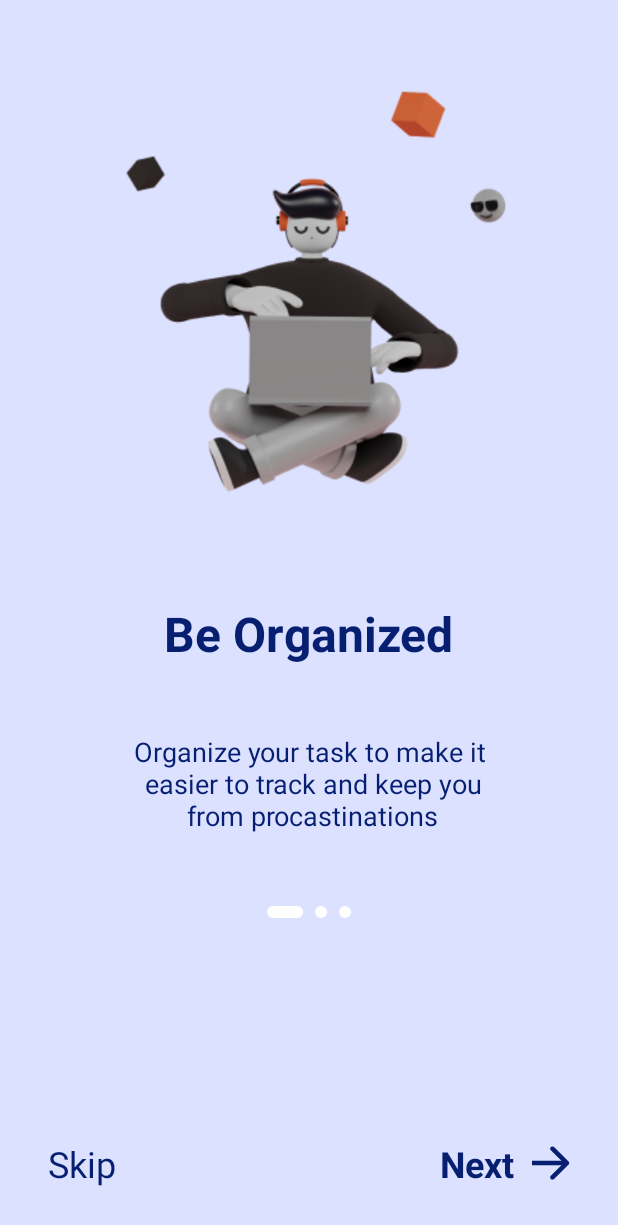
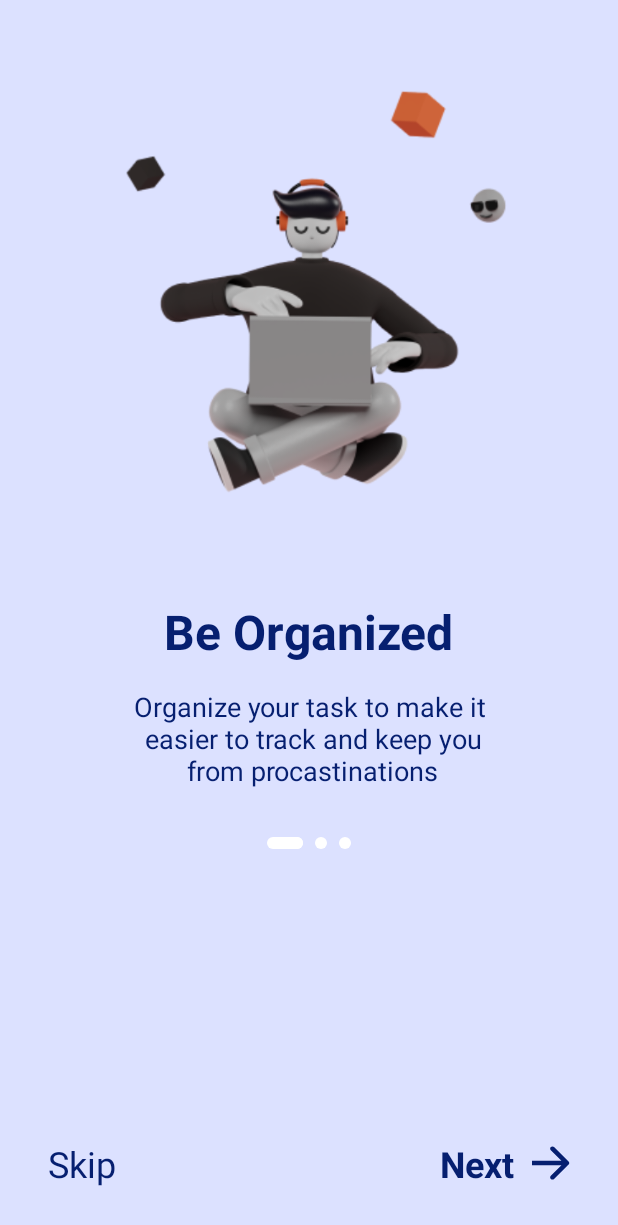
Before and after one commit to galihif/TaskMaster, an Android app: the screen it shows after launch (Intro1Activity), on a phone screen of 412 x 824 dp. Shown: the top 1225 px of the screen. Run offline under Robolectric (Android 15) with nearby library versions, the phone set to English and light mode, and no system bars; our stand-ins replace Firebase (no records; nobody signed in at launch, a user with empty details on screens opened directly); libraries missing offline, so code that uses them is left out: maes.tech.intentanim.

Commit message:
adjust intro constraint

```diff
--- a/app/src/main/res/layout/activity_intro1.xml
+++ b/app/src/main/res/layout/activity_intro1.xml
@@ -18,14 +18,14 @@
         app:layout_constraintTop_toTopOf="parent" />
 
     <TextView
+        android:id="@+id/textView5"
         android:layout_width="wrap_content"
         android:layout_height="wrap_content"
-        android:layout_marginBottom="12dp"
+        android:layout_marginTop="32dp"
         android:text="@string/intro1_title"
         android:textColor="@color/blue_500"
         android:textSize="32sp"
         android:textStyle="bold"
-        app:layout_constraintBottom_toTopOf="@+id/textView3"
         app:layout_constraintEnd_toEndOf="parent"
         app:layout_constraintStart_toStartOf="parent"
         app:layout_constraintTop_toBottomOf="@+id/imageView" />
@@ -34,24 +34,24 @@
         android:id="@+id/textView3"
         android:layout_width="wrap_content"
         android:layout_height="wrap_content"
-        android:layout_marginBottom="48dp"
+        android:layout_marginTop="16dp"
         android:gravity="center"
         android:text="@string/intro1_desc"
         android:textColor="@color/blue_500"
         android:textSize="18sp"
-        app:layout_constraintBottom_toTopOf="@+id/imageView2"
         app:layout_constraintEnd_toEndOf="parent"
-        app:layout_constraintStart_toStartOf="parent" />
+        app:layout_constraintStart_toStartOf="parent"
+        app:layout_constraintTop_toBottomOf="@+id/textView5" />
 
     <ImageView
         android:id="@+id/imageView2"
         android:layout_width="wrap_content"
         android:layout_height="wrap_content"
-        android:layout_marginBottom="180dp"
+        android:layout_marginTop="32dp"
         android:src="@drawable/ic_progress1"
-        app:layout_constraintBottom_toBottomOf="parent"
         app:layout_constraintEnd_toEndOf="parent"
-        app:layout_constraintStart_toStartOf="parent" />
+        app:layout_constraintStart_toStartOf="parent"
+        app:layout_constraintTop_toBottomOf="@+id/textView3" />
 
     <TextView
         android:id="@+id/btn_skip1"
```
Also changed, not shown: app/src/main/res/layout/activity_intro2.xml (+8 -9 lines), app/src/main/res/layout/activity_intro3.xml (+7 -8 lines).
